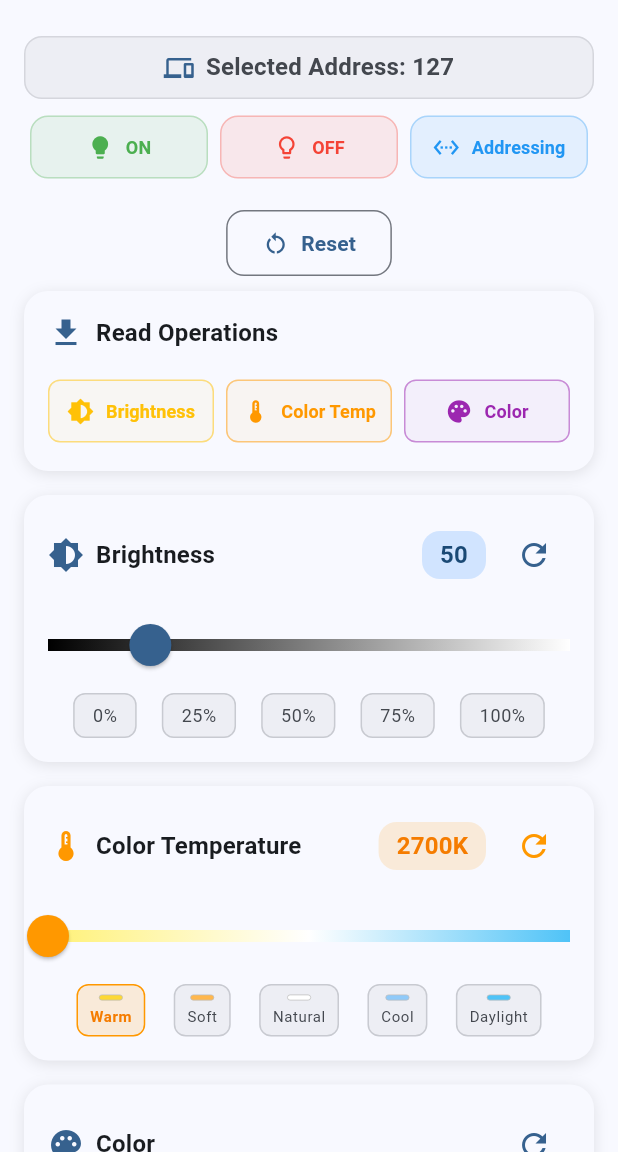
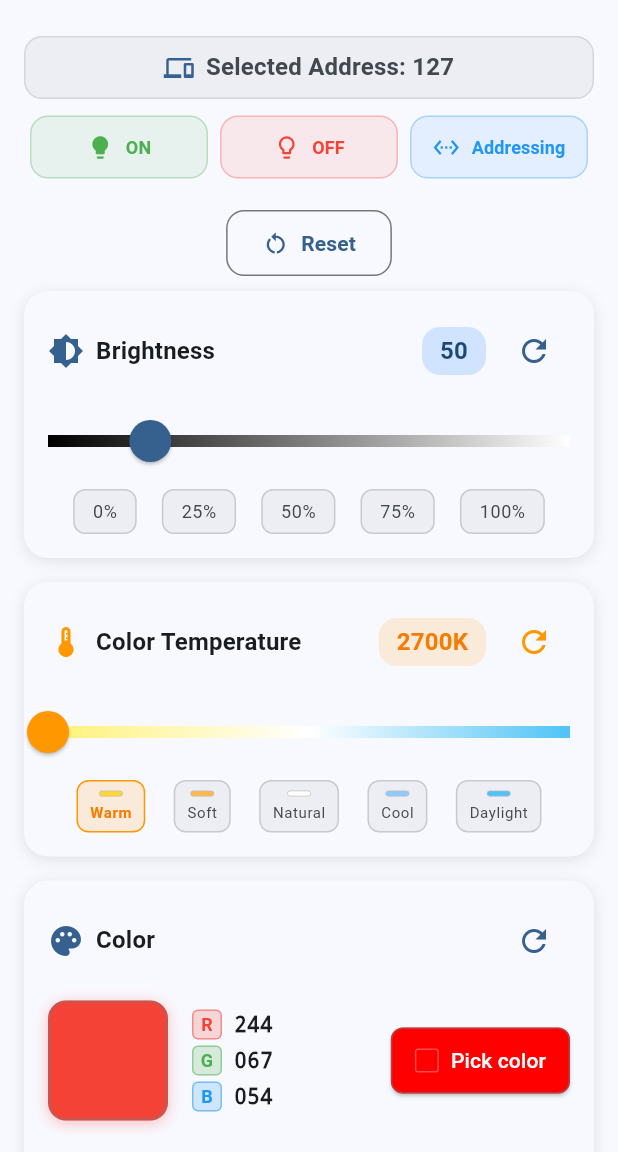
Before and after one commit to tonylu00/DALI-Toolkit, a Flutter app: the screen it shows after launch, on a phone screen of 412 x 824 dp, the part 84-1236 px from its top. Run offline on Flutter 3.47's test engine with Material 3 defaults, Android fonts, the phone set to English and light mode, and no system bars; our stand-ins replace device_info_plus, easy_localization, firebase_analytics, firebase_core, fluttertoast, permission_handler and 2 more; missing offline and left inert: dart:js_interop, desktop_window, flutter_libserialport, serial, universal_ble; accounts and stored records are empty.

Commit message:
remove: duplicated button

```diff
--- a/lib/pages/home.dart
+++ b/lib/pages/home.dart
@@ -1,10 +1,7 @@
-import 'dart:async';
-
 import 'package:flutter/material.dart';
 import 'package:flutter/foundation.dart';
 import '../toast.dart';
 import '/dali/dali.dart';
-import '/connection/manager.dart';
 import 'base_scaffold.dart';
 
 // Import the new widget components
@@ -51,49 +48,6 @@ class _MyHomePageState extends State<MyHomePage> with SingleTickerProviderStateM
     if (mounted) setState(() {});
   }
 
-  bool _checkDeviceConnection() {
-    return ConnectionManager.instance.ensureReadyForOperation();
-  }
-
-  Future<void> _readBrightness() async {
-    if (!_checkDeviceConnection()) return;
-    int? bright = await Dali.instance.base!.getBright(Dali.instance.base!.selectedAddress);
-    if (bright == null || bright < 0 || bright > 254) {
-      return;
-    }
-    setState(() {
-      brightness = bright.toDouble();
-    });
-  }
-
-  Future<void> _readColor() async {
-    if (!_checkDeviceConnection()) return;
-    final colorRGB = await Dali.instance.dt8!.getColourRGB(Dali.instance.base!.selectedAddress);
-    if (colorRGB.isEmpty) {
-      return;
-    }
-    debugPrint('Color: $colorRGB');
-    final colorObj = Color((0xFF << 24) + (colorRGB[0] << 16) + (colorRGB[1] << 8) + colorRGB[2]);
-    setState(() {
-      color = colorObj;
-    });
-  }
-
-  Future<void> _readColorTemperature() async {
-    if (!_checkDeviceConnection()) return;
-    int colorTemp =
-        await Dali.instance.dt8!.getColorTemperature(Dali.instance.base!.selectedAddress);
-    if (colorTemp < 2700) {
-      colorTemp = 2700;
-    }
-    if (colorTemp > 6500) {
-      colorTemp = 6500;
-    }
-    setState(() {
-      colorTemperature = colorTemp.toDouble();
-    });
-  }
-
   @override
   Widget build(BuildContext context) {
     final selAddr = Dali.instance.base!.selectedAddress;
@@ -116,13 +70,7 @@ class _MyHomePageState extends State<MyHomePage> with SingleTickerProviderStateM
                     // Device Control Buttons
                     const DeviceControlButtonsWidget(),
 
-                    // Read Operation Buttons
-                    ReadOperationButtonsWidget(
-                      isReadable: isReadable,
-                      onReadBrightness: _readBrightness,
-                      onReadColorTemperature: _readColorTemperature,
-                      onReadColor: _readColor,
-                    ),
+                    // Removed standalone read operation buttons (refresh now only via individual sections)
 
                     // Brightness Control
                     BrightnessControlWidget(
--- a/lib/widgets/controls/read_operation_buttons_widget.dart
+++ /dev/null
@@ -1,120 +0,0 @@
-import 'package:flutter/material.dart';
-import 'package:easy_localization/easy_localization.dart';
-
-class ReadOperationButtonsWidget extends StatelessWidget {
-  final bool isReadable;
-  final VoidCallback onReadBrightness;
-  final VoidCallback onReadColorTemperature;
-  final VoidCallback onReadColor;
-
-  const ReadOperationButtonsWidget({
-    super.key,
-    required this.isReadable,
-    required this.onReadBrightness,
-    required this.onReadColorTemperature,
-    required this.onReadColor,
-  });
-
-  @override
-  Widget build(BuildContext context) {
-    return Container(
-      padding: const EdgeInsets.all(16.0),
-      margin: const EdgeInsets.symmetric(vertical: 8.0),
-      decoration: BoxDecoration(
-        color: Theme.of(context).colorScheme.surface,
-        borderRadius: BorderRadius.circular(16.0),
-        boxShadow: [
-          BoxShadow(
-            color: Theme.of(context).shadowColor.withValues(alpha: 0.1),
-            blurRadius: 8,
-            offset: const Offset(0, 2),
-          ),
-        ],
-      ),
-      child: Column(
-        crossAxisAlignment: CrossAxisAlignment.start,
-        children: [
-          Row(
-            children: [
-              Icon(
-                Icons.download,
-                color: Theme.of(context).colorScheme.primary,
-                size: 24,
-              ),
-              const SizedBox(width: 8),
-              Text(
-                'Read Operations'.tr(),
-                style: Theme.of(context).textTheme.titleMedium?.copyWith(
-                      fontWeight: FontWeight.w600,
-                    ),
-              ),
-            ],
-          ),
-          const SizedBox(height: 16),
-          Row(
-            children: [
-              Expanded(
-                child: _buildReadButton(
-                  context,
-                  'Brightness',
-                  Icons.brightness_6,
-                  Colors.amber,
-                  onReadBrightness,
-                ),
-              ),
-              const SizedBox(width: 8),
-              Expanded(
-                child: _buildReadButton(
-                  context,
-                  'Color Temp',
-                  Icons.thermostat,
-                  Colors.orange,
-                  onReadColorTemperature,
-                ),
-              ),
-              const SizedBox(width: 8),
-              Expanded(
-                child: _buildReadButton(
-                  context,
-                  'Color',
-                  Icons.palette,
-                  Colors.purple,
-                  onReadColor,
-                ),
-              ),
-            ],
-          ),
-        ],
-      ),
-    );
-  }
-
-  Widget _buildReadButton(
-    BuildContext context,
-    String label,
-    IconData icon,
-    Color color,
-    VoidCallback onPressed,
-  ) {
-    return OutlinedButton.icon(
-      onPressed: isReadable ? onPressed : null,
-      icon: Icon(icon, size: 18, color: color),
-      label: Text(
-        label.tr(),
-        style: TextStyle(
-          color: color,
-          fontWeight: FontWeight.w600,
-          fontSize: 12,
-        ),
-      ),
-      style: OutlinedButton.styleFrom(
-        side: BorderSide(color: color.withValues(alpha: 0.5)),
-        backgroundColor: color.withValues(alpha: 0.05),
-        shape: RoundedRectangleBorder(
-          borderRadius: BorderRadius.circular(8),
-        ),
-        padding: const EdgeInsets.symmetric(vertical: 12),
-      ),
-    );
-  }
-}
--- a/lib/widgets/widgets.dart
+++ b/lib/widgets/widgets.dart
@@ -10,7 +10,6 @@ export 'controls/device_control_buttons_widget.dart';
 export 'controls/brightness_control_widget.dart';
 export 'controls/color_temperature_control_widget.dart';
 export 'controls/group_control_widget.dart';
-export 'controls/read_operation_buttons_widget.dart';
 
 // Color widgets
 export 'color/color_control_widget.dart';
```
